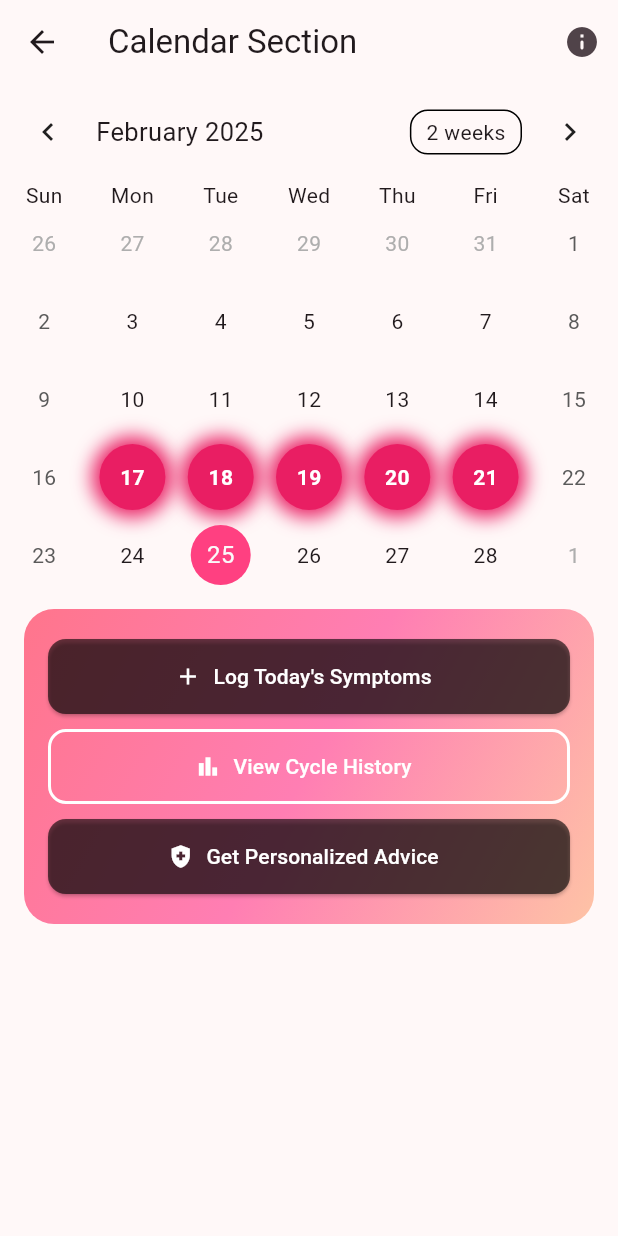
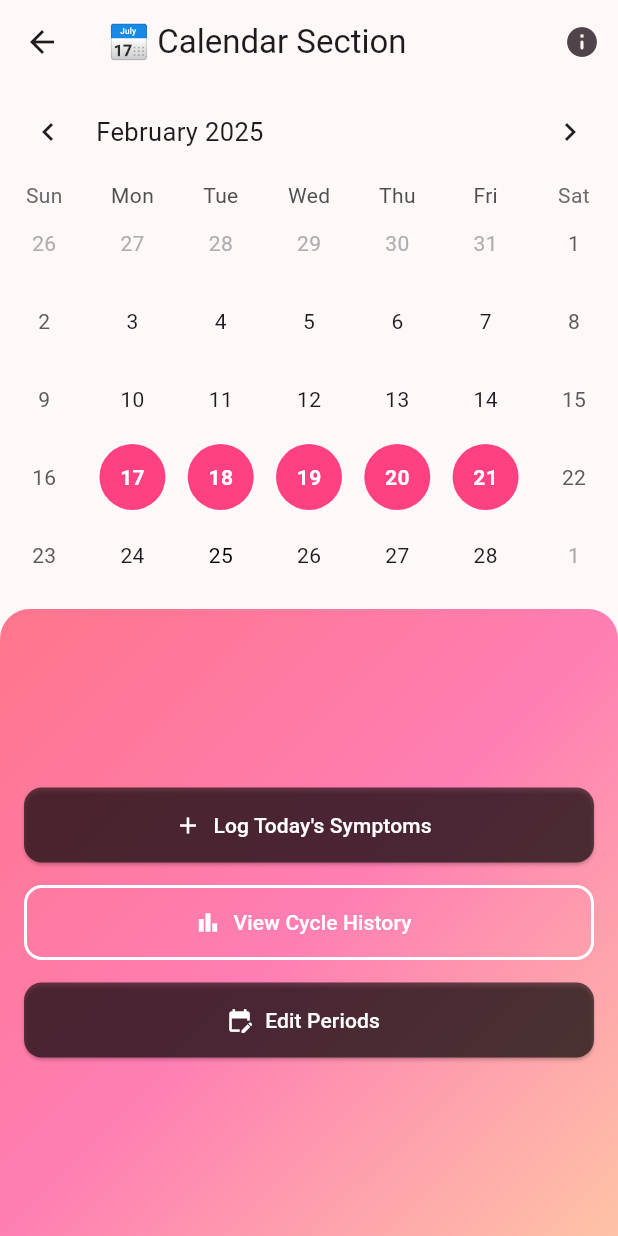
Before and after one commit to Eugene600/ZuriCycle, a Flutter app: the CalendarScreen screen opened by its route, on a phone screen of 412 x 824 dp. Run offline on Flutter 3.47's test engine with Material 3 defaults, Android fonts, the phone set to English and light mode, and no system bars; drawn by our look-alikes of table_calendar; our stand-ins replace either_dart, flutter_animate, flutter_form_builder, flutter_riverpod, form_builder_validators, freezed_annotation and 2 more; accounts and stored records are empty.

Commit message:
Worked on calendar screen based on various user recommendations

```diff
--- a/lib/app/auth/auth.dart
+++ b/lib/app/auth/auth.dart
@@ -1,5 +1,5 @@
 export "controllers/user_controller.dart";
 export "models/models.dart";
 export "pages/pages.dart";
-export "repository/repository.dart";
+export "repository/user_repository.dart";
 export "providers/user_provider.dart";
--- a/lib/app/main_pages/pages/calendar_screen.dart
+++ b/lib/app/main_pages/pages/calendar_screen.dart
@@ -1,6 +1,5 @@
 import 'package:flutter/material.dart';
 import 'package:table_calendar/table_calendar.dart';
-
 
 class CalendarScreen extends StatefulWidget {
   const CalendarScreen({super.key});
@@ -9,74 +8,32 @@
   State<CalendarScreen> createState() => _CalendarScreenState();
 }
 
-class _CalendarScreenState extends State<CalendarScreen>
-    with SingleTickerProviderStateMixin {
-  DateTime _focusedDay = DateTime.now();
-  late AnimationController _glowAnimationController;
-  late Animation<double> _glowAnimation;
+class _CalendarScreenState extends State<CalendarScreen> {
+  final DateTime _focusedDay = DateTime.now();
 
-  @override
-  void initState() {
-    super.initState();
+  final DateTime _fertileStart = DateTime(2025, 3, 3);
+  final DateTime _ovulationDay = DateTime(2025, 3, 8);
+  final DateTime _fertileEnd = DateTime(2025, 3, 10);
 
-    _glowAnimationController = AnimationController(
-      duration: const Duration(seconds: 2),
-      vsync: this,
-    )..repeat(reverse: true);
-
-    _glowAnimation = Tween<double>(begin: 2, end: 10).animate(
-      CurvedAnimation(
-        parent: _glowAnimationController,
-        curve: Curves.easeInOut,
-      ),
-    );
-  }
-
-  @override
-  void dispose() {
-    _glowAnimationController.dispose();
-    super.dispose();
-  }
-
+  /// Other Highlighted Dates (Period Days)
   final Map<DateTime, Color> _highlightedDates = {
-    for (var date in [
-      DateTime(2025, 3, 3),
-      DateTime(2025, 3, 4),
-      DateTime(2025, 3, 5),
-      DateTime(2025, 3, 6),
-      DateTime(2025, 3, 7),
-      DateTime(2025, 3, 8),
-      DateTime(2025, 3, 24),
-      DateTime(2025, 3, 25),
-      DateTime(2025, 3, 26),
-      DateTime(2025, 3, 27),
-      DateTime(2025, 3, 28),
-      DateTime(2025, 2, 17),
-      DateTime(2025, 2, 18),
-      DateTime(2025, 2, 19),
-      DateTime(2025, 2, 20),
-      DateTime(2025, 2, 21),
-    ])
-      DateTime(date.year, date.month, date.day):
-          date.month == 3 && date.day == 8
-              ? Colors.blue
-              : (date.month == 3 && date.day >= 3 && date.day <= 7)
-                  ? Colors.green
-                  : (date.month == 3 && date.day >= 24 && date.day <= 28)
-                      ? Colors.yellow
-                      : Colors.pink,
+    DateTime(2025, 3, 24): Colors.pinkAccent,
+    DateTime(2025, 3, 25): Colors.pinkAccent,
+    DateTime(2025, 3, 26): Colors.pinkAccent,
+    DateTime(2025, 3, 27): Colors.pinkAccent,
+    DateTime(2025, 3, 28): Colors.pinkAccent,
+    DateTime(2025, 2, 17): Colors.pinkAccent,
+    DateTime(2025, 2, 18): Colors.pinkAccent,
+    DateTime(2025, 2, 19): Colors.pinkAccent,
+    DateTime(2025, 2, 20): Colors.pinkAccent,
+    DateTime(2025, 2, 21): Colors.pinkAccent,
   };
 
   @override
   Widget build(BuildContext context) {
-    var theme = Theme.of(context);
-
     return Scaffold(
-      body: CustomScrollView(
-        slivers: [
-          SliverAppBar(
-            title: const Text("Calendar Section"),
-            pinned: true,
+      appBar: AppBar(
+        title: const Text("📅 Calendar Section"),
         actions: [
           IconButton(
             onPressed: () {},
@@ -84,85 +41,63 @@
           ),
         ],
       ),
-
-          SliverToBoxAdapter(
-            child: TableCalendar(
+      body: Column(
+        children: [
+          TableCalendar(
             firstDay: DateTime(2020),
             lastDay: DateTime(2030),
+            headerStyle: const HeaderStyle(
+              formatButtonVisible: false,
+            ),
             focusedDay: _focusedDay,
             calendarFormat: CalendarFormat.month,
             headerVisible: true,
             calendarStyle: const CalendarStyle(
-                isTodayHighlighted: true,
-                todayDecoration: BoxDecoration(
-                  color: Colors.pinkAccent,
+              defaultDecoration: BoxDecoration(
                 shape: BoxShape.circle,
               ),
-                defaultDecoration: BoxDecoration(
-                  shape: BoxShape.circle,
+              todayDecoration: BoxDecoration(), // Removes highlight
+              todayTextStyle: TextStyle(
+                color: Colors.black, // Ensures today’s date remains visible
+                fontWeight:
+                    FontWeight.normal, // Keeps it consistent with other dates
               ),
               weekendDecoration: BoxDecoration(
                 shape: BoxShape.circle,
               ),
             ),
-              daysOfWeekStyle: DaysOfWeekStyle(
-                weekendStyle: TextStyle(color: theme.colorScheme.onBackground),
-                weekdayStyle: TextStyle(color: theme.colorScheme.onBackground),
-              ),
             calendarBuilders: CalendarBuilders(
               defaultBuilder: (context, day, focusedDay) {
-                  DateTime normalizedDay =
-                      DateTime(day.year, day.month, day.day);
+                DateTime normalizedDay = DateTime(day.year, day.month, day.day);
+
+                /// Check if the date is in the fertile window
+                if (normalizedDay.isAfter(_fertileStart.subtract(const Duration(days: 1))) &&
+                    normalizedDay.isBefore(_fertileEnd.add(const Duration(days: 1)))) {
+
+                  Color fertileColor = _getFertileGradientColor(normalizedDay);
+
+                  return _buildHighlightedDay(day, fertileColor);
+                }
+
+                /// Check for other highlighted dates (periods)
                 if (_highlightedDates.containsKey(normalizedDay)) {
                   Color baseColor = _highlightedDates[normalizedDay]!;
-
-                    return AnimatedBuilder(
-                      animation: _glowAnimationController,
-                      builder: (context, child) {
-                        double glow = _glowAnimation.value;
-                        Color glowColor = baseColor.withOpacity(
-                          (0.6 + (glow / 20)).clamp(0.0, 1.0),
-                        );
-
-                        return Container(
-                          margin: const EdgeInsets.all(4),
-                          decoration: BoxDecoration(
-                            color: baseColor,
-                            shape: BoxShape.circle,
-                            boxShadow: [
-                              BoxShadow(
-                                color: glowColor,
-                                blurRadius: glow,
-                                spreadRadius: glow / 2,
-                              ),
-                            ],
-                          ),
-                          child: Center(
-                            child: Text(
-                              day.day.toString(),
-                              style: const TextStyle(
-                                color: Colors.white,
-                                fontWeight: FontWeight.bold,
-                              ),
-                            ),
-                          ),
-                        );
-                      },
-                    );
+                  return _buildHighlightedDay(day, baseColor);
                 }
                 return null;
               },
             ),
           ),
+          const SizedBox(
+            height: 10,
           ),
-
-          /// Gradient Container with Buttons
-          SliverToBoxAdapter(
+          /// Gradient Container (Expands to Fill Remaining Space)
+          Expanded(
             child: Container(
-              margin: const EdgeInsets.symmetric(vertical: 10, horizontal: 16),
-              padding: const EdgeInsets.symmetric(vertical: 20, horizontal: 16),
-              decoration: BoxDecoration(
-                gradient: const LinearGradient(
+              width: double.infinity,
+              padding: const EdgeInsets.symmetric(horizontal: 16, vertical: 20),
+              decoration: const BoxDecoration(
+                gradient: LinearGradient(
                   colors: [
                     Color(0xFFFF758C),
                     Color(0xFFFF7EB3),
@@ -171,13 +106,17 @@
                   begin: Alignment.topLeft,
                   end: Alignment.bottomRight,
                 ),
-                borderRadius: BorderRadius.circular(20),
+                borderRadius: BorderRadius.only(
+                  topLeft: Radius.circular(20),
+                  topRight: Radius.circular(20),
+                ),
               ),
               child: Column(
+                mainAxisAlignment: MainAxisAlignment.center,
                 children: [
                   ElevatedButton.icon(
                     onPressed: () {
-                      // Add action here
+                      // Log today's symptoms action
                     },
                     icon: const Icon(Icons.add, color: Colors.white),
                     label: const Text(
@@ -192,10 +131,10 @@
                       ),
                     ),
                   ),
-                  const SizedBox(height: 10),
+                  const SizedBox(height: 15),
                   OutlinedButton.icon(
                     onPressed: () {
-                      // Add action here
+                      // View cycle history action
                     },
                     icon: const Icon(Icons.bar_chart, color: Colors.white),
                     label: const Text(
@@ -210,14 +149,14 @@
                       ),
                     ),
                   ),
-                  const SizedBox(height: 10),
+                  const SizedBox(height: 15),
                   ElevatedButton.icon(
                     onPressed: () {
-                      // Add action here
+                      // Edit periods action
                     },
-                    icon: const Icon(Icons.health_and_safety, color: Colors.white),
+                    icon: const Icon(Icons.edit_calendar, color: Colors.white),
                     label: const Text(
-                      "Get Personalized Advice",
+                      "Edit Periods",
                       style: TextStyle(color: Colors.white),
                     ),
                     style: ElevatedButton.styleFrom(
@@ -236,4 +175,41 @@
       ),
     );
   }
+
+  /// Function to determine color intensity based on fertile day position
+  Color _getFertileGradientColor(DateTime date) {
+    int totalDays = _fertileEnd.difference(_fertileStart).inDays;
+    int daysFromStart = date.difference(_fertileStart).inDays;
+    int daysFromOvulation = date.difference(_ovulationDay).inDays.abs();
+
+    /// Define color brightness variation
+    double intensity = (daysFromStart / totalDays).clamp(0.0, 1.0);
+    if (date == _ovulationDay) {
+      intensity = 1.0; // Ovulation is the brightest
+    } else if (date.isAfter(_ovulationDay)) {
+      intensity = 1.0 - (daysFromOvulation / 2); // Gradually dim after ovulation
     }
+
+    return Color.lerp(Colors.blue.shade200, Colors.blue.shade800, intensity)!;
+  }
+
+  /// Widget for highlighted days
+  Widget _buildHighlightedDay(DateTime day, Color color) {
+    return Container(
+      margin: const EdgeInsets.all(4),
+      decoration: BoxDecoration(
+        color: color,
+        shape: BoxShape.circle,
+      ),
+      child: Center(
+        child: Text(
+          day.day.toString(),
+          style: const TextStyle(
+            color: Colors.white,
+            fontWeight: FontWeight.bold,
+          ),
+        ),
+      ),
+    );
+  }
+}
--- /dev/null
+++ b/lib/features/logs/models/models.dart
@@ -0,0 +1,2 @@
+export "core/logs.dart";
+export "services/logs_service.dart";
--- /dev/null
+++ b/lib/features/logs/pages/pages.dart
@@ -0,0 +1 @@
+export "logs_screen.dart";
```
Also changed, not shown: lib/app/auth/repository/user_repository.dart (renamed from lib/app/auth/repository/repository.dart), lib/features/logs/models/core/logs.dart (added), lib/features/logs/models/services/logs_service.dart (added), lib/features/logs/pages/logs_screen.dart (added). Lines whose indentation alone changed are shown as unchanged.
